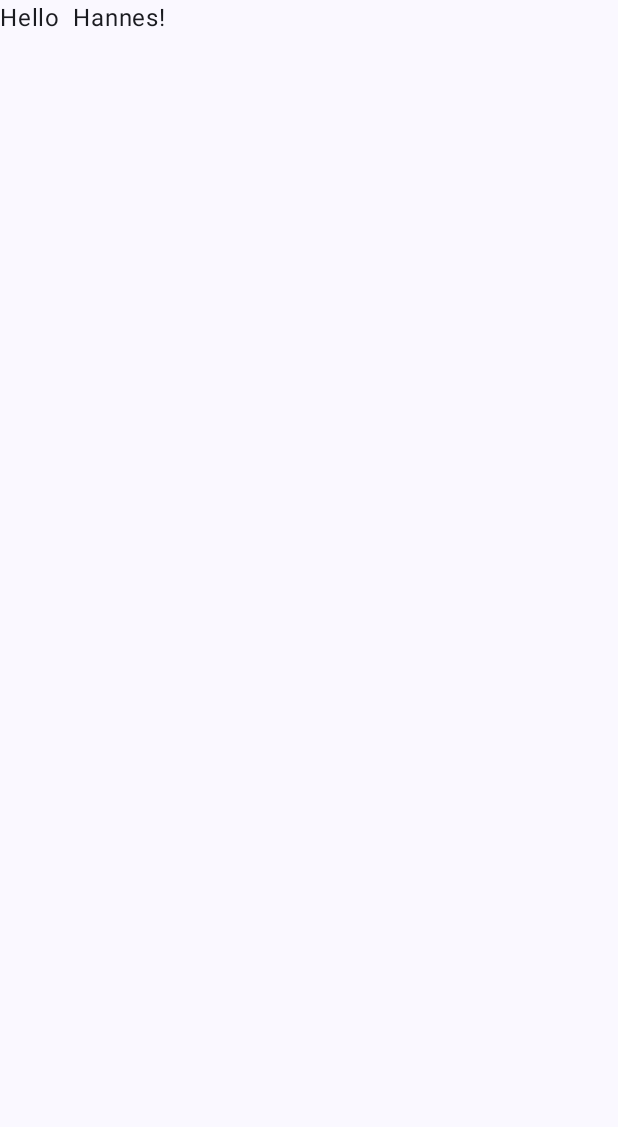
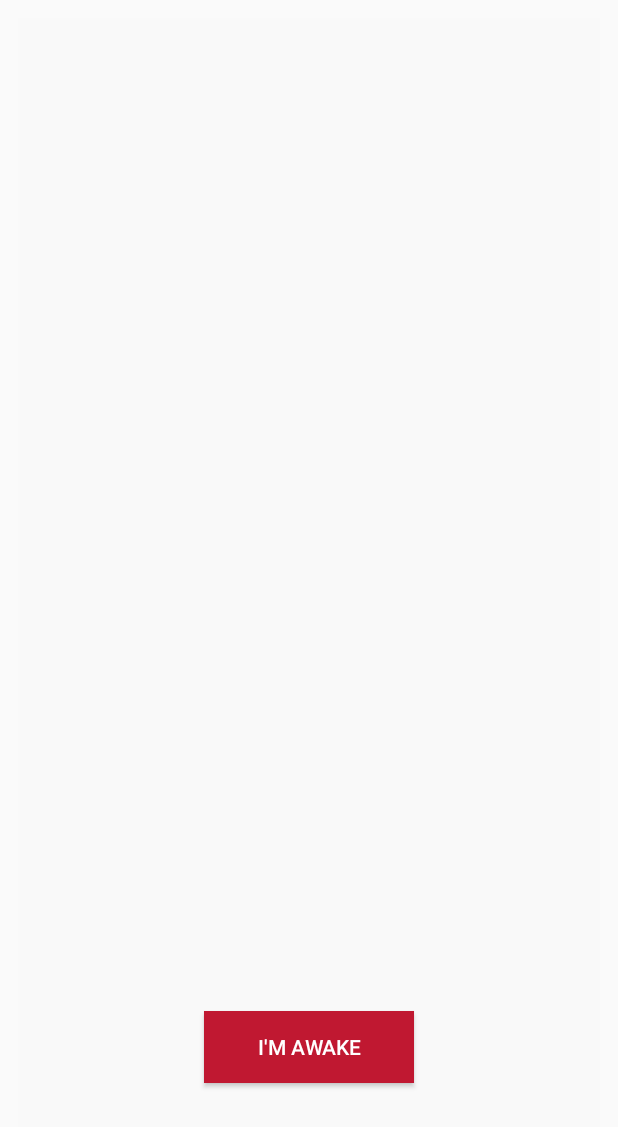
Before and after one commit to hannesvdc/Cortisol, an Android app built with Jetpack Compose: the screen it shows after launch (MainActivity), on a phone screen of 412 x 824 dp. Before the commit the part shown is almost empty. Shown: the top 1127 px of the screen. Run offline under Robolectric (Android 15) with nearby library versions, the phone set to English and light mode, and no system bars.

Commit message:
Removed Compose and opting for xml instead. Button listener is now working

```diff
--- a/app/src/main/java/com/hannesvdc/cortisol/MainActivity.kt
+++ b/app/src/main/java/com/hannesvdc/cortisol/MainActivity.kt
@@ -1,38 +1,19 @@
 package com.hannesvdc.cortisol
 
 import android.os.Bundle
+import android.util.Log
 import androidx.activity.ComponentActivity
-import androidx.activity.compose.setContent
 import androidx.activity.enableEdgeToEdge
-import androidx.compose.foundation.layout.fillMaxSize
-import androidx.compose.foundation.layout.padding
-import androidx.compose.material3.Scaffold
-import androidx.compose.material3.Text
-import androidx.compose.runtime.Composable
-import androidx.compose.ui.Modifier
-import com.hannesvdc.cortisol.ui.theme.CortisolTheme
+import android.widget.Button
 
 class MainActivity : ComponentActivity() {
     override fun onCreate(savedInstanceState: Bundle?) {
         super.onCreate(savedInstanceState)
         enableEdgeToEdge()
-        setContent {
-            CortisolTheme {
-                Scaffold(modifier = Modifier.fillMaxSize()) { innerPadding ->
-                    Greeting(
-                        name = "Hannes",
-                        modifier = Modifier.padding(innerPadding)
-                    )
-                }
-            }
+
+        setContentView(R.layout.activity_main)
+        findViewById<Button>(R.id.wake_button).setOnClickListener {
+            Log.println(Log.INFO, "Button", "The user pressed the button")
         }
     }
 }
-
-@Composable
-fun Greeting(name: String, modifier: Modifier = Modifier) {
-    Text(
-        text = "Hello  $name!",
-        modifier = modifier
-    )
-}
```
Also changed, not shown: app/src/main/res/layout/activity_main.xml (renamed from app/src/main/res/layout/main_layout.xml).
